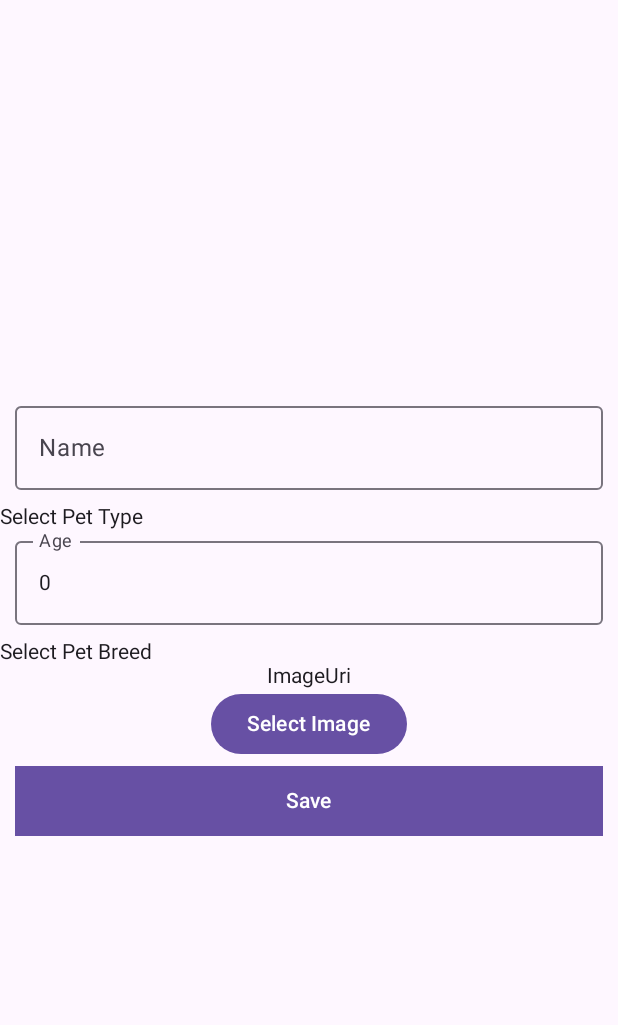
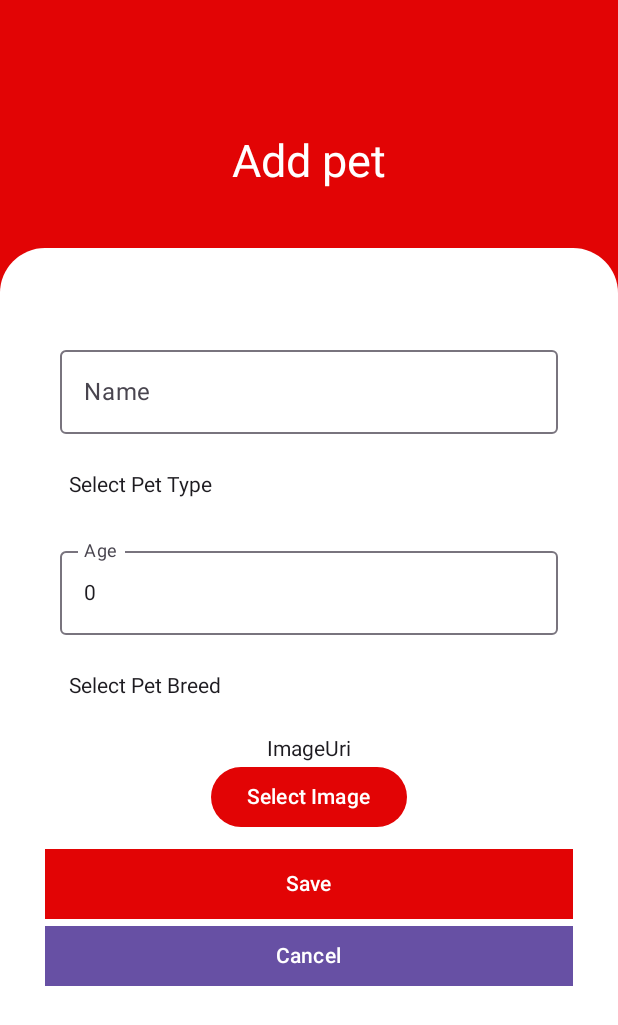
Before and after one commit to ZeB-ZuA/Soviet-Paws, an Android app built with Jetpack Compose: the @Preview function AddPetsPreview, on a phone screen of 412 x 824 dp. Shown: the top 1025 px of the screen. Run offline under Robolectric (Android 15) with nearby library versions, the phone set to English and light mode, and no system bars; our stand-ins replace livedata-compose.

Commit message:
feat: style to form and home

```diff
--- a/Frontend/app/src/main/java/com/udistrital/soviet_paws/service/PetService.kt
+++ b/Frontend/app/src/main/java/com/udistrital/soviet_paws/service/PetService.kt
@@ -6,6 +6,7 @@ import androidx.lifecycle.MutableLiveData
 import com.udistrital.soviet_paws.models.Pet
 import com.udistrital.soviet_paws.network.RetrofitClient
 import com.udistrital.soviet_paws.repository.PetsRepository
+import kotlinx.coroutines.DelicateCoroutinesApi
 import kotlinx.coroutines.GlobalScope
 import kotlinx.coroutines.launch
 import kotlinx.coroutines.runBlocking
@@ -19,6 +20,7 @@ import java.io.File
 class PetService(private val context: Context) : PetsRepository {
     private val _pets = MutableLiveData<List<Pet>>()
     val pets: LiveData<List<Pet>> = _pets
+    @OptIn(DelicateCoroutinesApi::class)
     override fun save(pet: Pet) {
         GlobalScope.launch {
             val uri = Uri.parse(pet.image)
@@ -46,7 +48,7 @@ class PetService(private val context: Context) : PetsRepository {
                         breedPart
                     )
                 } catch (e: Exception) {
-                    Log.d("PetSercive", "Saving Pet Error: ${e.message}")
+                    Log.d("PetService", "Saving Pet Error: ${e.message}")
                 }
             }
         }
--- a/Frontend/app/src/main/java/com/udistrital/soviet_paws/viewModels/PetsListViewModel.kt
+++ b/Frontend/app/src/main/java/com/udistrital/soviet_paws/viewModels/PetsListViewModel.kt
@@ -40,8 +40,6 @@ class PetsListViewModel(private val context: Context) : ViewModel() {
             val filterPets = petsRepository.filterByNameAndSort(name, shortBy)
 
         }
-
-
     }
 
 
--- a/Frontend/app/src/main/java/com/udistrital/soviet_paws/views/AddPets.kt
+++ b/Frontend/app/src/main/java/com/udistrital/soviet_paws/views/AddPets.kt
@@ -11,12 +11,14 @@ import androidx.activity.result.contract.ActivityResultContract
 import androidx.activity.result.contract.ActivityResultContracts
 import androidx.compose.foundation.BorderStroke
 import androidx.compose.foundation.Image
+import androidx.compose.foundation.background
 import androidx.compose.foundation.border
 import androidx.compose.foundation.clickable
 import androidx.compose.foundation.layout.Arrangement
 import androidx.compose.foundation.layout.Box
 import androidx.compose.foundation.layout.Column
 import androidx.compose.foundation.layout.Spacer
+import androidx.compose.foundation.layout.fillMaxHeight
 import androidx.compose.foundation.layout.fillMaxSize
 import androidx.compose.foundation.layout.fillMaxWidth
 import androidx.compose.foundation.layout.height
@@ -26,7 +28,11 @@ import androidx.compose.foundation.shape.RoundedCornerShape
 import androidx.compose.foundation.text.KeyboardOptions
 import androidx.compose.material.icons.Icons
 import androidx.compose.material.icons.filled.ArrowDropDown
+import androidx.compose.material3.AlertDialogDefaults.shape
 import androidx.compose.material3.Button
+import androidx.compose.material3.ButtonDefaults
+import androidx.compose.material3.Card
+import androidx.compose.material3.CardDefaults
 import androidx.compose.material3.DropdownMenu
 import androidx.compose.material3.DropdownMenuItem
 import androidx.compose.material3.Icon
@@ -47,32 +53,58 @@ import androidx.compose.ui.Modifier
 import androidx.compose.ui.draw.clip
 import androidx.compose.ui.graphics.Color
 import androidx.compose.ui.graphics.RectangleShape
+import androidx.compose.ui.graphics.Shape
 import androidx.compose.ui.graphics.asImageBitmap
 import androidx.compose.ui.platform.LocalContext
+import androidx.compose.ui.res.colorResource
 import androidx.compose.ui.text.input.KeyboardType
 import androidx.compose.ui.text.toUpperCase
 import androidx.compose.ui.tooling.preview.Preview
 import androidx.compose.ui.unit.dp
+import androidx.compose.ui.unit.sp
 import androidx.lifecycle.ViewModel
 import androidx.navigation.NavController
 import androidx.navigation.compose.rememberNavController
+import com.udistrital.soviet_paws.Navigation.AppNav
+import com.udistrital.soviet_paws.Navigation.AppViews
+import com.udistrital.soviet_paws.R
 import com.udistrital.soviet_paws.models.PetType
 import com.udistrital.soviet_paws.viewModels.AddPetsViewModel
 
 @Composable
 fun AddPets(navController: NavController) {
-    Surface(modifier = Modifier.fillMaxSize()) {
+    Surface(
+        color = colorResource(R.color.soviet_red),
+        modifier = Modifier.fillMaxSize()) {
         val context = LocalContext.current
         val petService = PetService(context)
-
         val viewModel = AddPetsViewModel(petService, context)
 
         Column(
             horizontalAlignment = Alignment.CenterHorizontally,
             verticalArrangement = Arrangement.Center
         ) {
-            PetForm(navController, viewModel)
-
+            Spacer(modifier = Modifier.size(50.dp))
+            Text(text = "Add pet",
+                fontSize = 30.sp,
+                modifier = Modifier.padding(40.dp),
+                color = Color.White)
+            Card(
+                colors = CardDefaults.cardColors(
+                    containerColor = Color.White,
+                ),
+                shape = RoundedCornerShape(
+                        topEnd = 30.dp,
+                        topStart = 30.dp,
+                        bottomEnd = 0.dp,
+                        bottomStart = 0.dp
+                    ),
+                modifier = Modifier
+                    .fillMaxHeight()
+                    .align(Alignment.CenterHorizontally),
+            ){
+                PetForm(navController, viewModel)
+            }
         }
 
 
@@ -97,9 +129,12 @@ fun PetForm(navController: NavController, viewModel: AddPetsViewModel) {
 
 
     Column(
+        modifier= Modifier.padding(30.dp),
         horizontalAlignment = Alignment.CenterHorizontally,
         verticalArrangement = Arrangement.Center
     ) {
+        Spacer(modifier = Modifier.size(30.dp))
+
         NameInput(
             nameState = name,
             OnNameChange = { viewModel.setName(it) }
@@ -122,7 +157,11 @@ fun PetForm(navController: NavController, viewModel: AddPetsViewModel) {
             viewModel = viewModel
         )
 
+        Spacer(modifier = Modifier.size(10.dp))
+
         ImageInput(uriState = uri, onUriChange = { viewModel.setImageUri(it) })
+
+        Spacer(modifier = Modifier.size(10.dp))
 
         SubmitButton(
             textId = "Save",
@@ -130,6 +169,13 @@ fun PetForm(navController: NavController, viewModel: AddPetsViewModel) {
             viewModel.printInfo()}
         )
 
+        Button(
+            shape = RectangleShape,
+            onClick = {  navController.navigate(AppViews.homeScreen.route) },
+             modifier = Modifier
+                 .fillMaxWidth()) {
+            Text("Cancel")
+        }
     }
 }
 
@@ -173,7 +219,12 @@ fun ImageInput(uriState: String?, onUriChange: (String) -> Unit, labelId: String
             )
         }
 
-        Button(onClick = { launcher.launch("image/*") }) {
+        Button(
+            colors = ButtonDefaults
+                .buttonColors(
+                    containerColor = colorResource(R.color.soviet_red)
+                ),
+            onClick = { launcher.launch("image/*") }) {
             Text(text = "Select Image")
         }
     }
@@ -186,9 +237,12 @@ fun SubmitButton(textId: String, onClick: () -> Unit) {
     Button(
         onClick = onClick,
         modifier = Modifier
-            .padding(vertical = 3.dp, horizontal = 10.dp)
             .fillMaxWidth(),
         shape = RectangleShape,
+        colors = ButtonDefaults
+            .buttonColors(
+                containerColor = colorResource(R.color.soviet_red)
+            ),
     ) {
         Text(
             text = textId, modifier = Modifier.padding(5.dp)
@@ -228,10 +282,13 @@ fun TypeInput(
     var expanded by remember { mutableStateOf(false) }
     val petTypes = PetType.values().map { it.type }
 
-    Column(modifier = Modifier.fillMaxWidth()) {
+    Column(modifier = Modifier
+        .fillMaxWidth()
+        .height(60.dp)) {
         Text(
             text = typeState,
             modifier = Modifier
+                .padding(16.dp)
                 .fillMaxWidth()
                 .clickable(onClick = { expanded = true })
         )
@@ -289,10 +346,10 @@ fun BreedInput(
         Text(
             text = breedState,
             modifier = Modifier
+                .padding(16.dp)
                 .fillMaxWidth()
                 .clickable(onClick = { expanded = true })
         )
-
         DropdownMenu(
             expanded = expanded,
             onDismissRequest = { expanded = false },
--- a/Frontend/app/src/main/java/com/udistrital/soviet_paws/views/HomeScreen.kt
+++ b/Frontend/app/src/main/java/com/udistrital/soviet_paws/views/HomeScreen.kt
@@ -4,9 +4,11 @@ import android.content.res.Resources
 import androidx.compose.foundation.Image
 import androidx.compose.foundation.layout.Box
 import androidx.compose.foundation.layout.Column
+import androidx.compose.foundation.layout.Spacer
 import androidx.compose.foundation.layout.fillMaxSize
 import androidx.compose.foundation.layout.height
 import androidx.compose.foundation.layout.padding
+import androidx.compose.foundation.shape.CircleShape
 import androidx.compose.material.icons.Icons
 import androidx.compose.material.icons.filled.CalendarToday
 import androidx.compose.material.icons.filled.ListAlt
@@ -28,6 +30,7 @@ import androidx.compose.runtime.remember
 import androidx.compose.runtime.rememberCoroutineScope
 import androidx.compose.ui.Alignment
 import androidx.compose.ui.Modifier
+import androidx.compose.ui.draw.clip
 import androidx.compose.ui.graphics.Color
 import androidx.compose.ui.graphics.vector.ImageVector
 import androidx.compose.ui.res.colorResource
@@ -97,23 +100,25 @@ fun Home(navController: NavController) {
             .fillMaxSize(),
         color = colorResource(R.color.soviet_red)) {
         Column(
-            modifier = Modifier.padding(10.dp, 30.dp)
+            modifier = Modifier.padding(30.dp)
         ) {
             Image(
                 alignment = Alignment.Center,
                 modifier = Modifier
-                    .padding(5.dp)
-                    .height(400.dp)
+                    .clip(CircleShape)
+                    .height(300.dp)
                     .align(Alignment.CenterHorizontally),
-                painter = painterResource(R.drawable.pet_icon),
+                painter = painterResource(R.drawable.dog_uss),
                 contentDescription = "pet-photo")
+
+            Spacer(modifier = Modifier.height(50.dp))
             Text(
-                text = "Bienvenido a",
+                text = "Welcome to",
                 fontSize = 20.sp,
                 color = Color.White)
 
             Text(
-                text = "Soviet Pets",
+                text = "Soviet Paws",
                 fontWeight = FontWeight.Bold,
                 fontSize = 40.sp,
                 color = Color.White)
@@ -132,9 +137,12 @@ fun MyNavigationDrawerItem(
     NavigationDrawerItem(
         colors = NavigationDrawerItemDefaults.colors(
             selectedContainerColor = colorResource(R.color.soviet_red),
+            selectedTextColor = Color.White,
+            selectedIconColor = Color.White,
         ),
         modifier = Modifier.padding(6.dp),
-        label = { Text(text = label, fontWeight = FontWeight(500)) },
+        label = {
+            Text(text = label, fontWeight = FontWeight(500)) },
         icon = {
             Icon(
                 icon,
--- a/Frontend/app/src/main/java/com/udistrital/soviet_paws/views/PetDetails.kt
+++ b/Frontend/app/src/main/java/com/udistrital/soviet_paws/views/PetDetails.kt
@@ -1,6 +1,5 @@
 package com.udistrital.soviet_paws.views
 
-import android.util.Log
 import androidx.compose.foundation.Image
 import androidx.compose.foundation.layout.Arrangement
 import androidx.compose.foundation.layout.Column
@@ -11,7 +10,6 @@ import androidx.compose.foundation.layout.height
 import androidx.compose.foundation.layout.padding
 import androidx.compose.foundation.shape.CircleShape
 import androidx.compose.material3.Button
-import androidx.compose.material3.ButtonDefaults
 import androidx.compose.material3.Surface
 import androidx.compose.material3.Text
 import androidx.compose.runtime.Composable
@@ -20,7 +18,6 @@ import androidx.compose.ui.Modifier
 import androidx.compose.ui.draw.clip
 import androidx.compose.ui.graphics.Color
 import androidx.compose.ui.res.colorResource
-import androidx.compose.ui.res.painterResource
 import androidx.compose.ui.text.style.TextAlign
 import androidx.compose.ui.tooling.preview.Preview
 import androidx.compose.ui.unit.dp
@@ -28,10 +25,8 @@ import androidx.compose.ui.unit.sp
 import androidx.navigation.NavController
 import androidx.navigation.compose.rememberNavController
 import coil.compose.rememberImagePainter
-import com.udistrital.soviet_paws.Navigation.AppNav
 import com.udistrital.soviet_paws.Navigation.AppViews
 import com.udistrital.soviet_paws.R
-import com.udistrital.soviet_paws.models.Pet
 
 
 @Composable
--- a/Frontend/app/src/main/res/values/colors.xml
+++ b/Frontend/app/src/main/res/values/colors.xml
@@ -10,8 +10,8 @@
 
     //custom
 
-    <color name="soviet_red">#fb6066</color>
-    <color name="soviet_yellow">#fdd86e</color>
+    <color name="soviet_red">#e20405</color>
+    <color name="soviet_yellow">#ecbe25</color>
     <color name="orange">#ffa463</color>
     <color name="yellow_ligth">#ffefc1</color>
 </resources>
```
